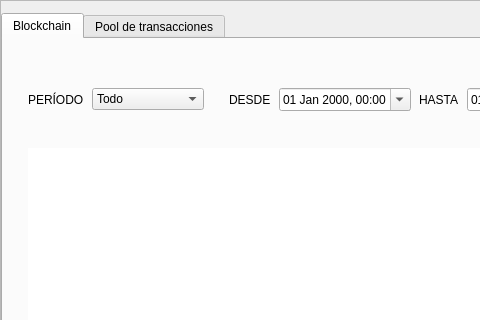
Above: src/Gui/BlockchainExplorer/BlockExplorerFrame.ui from SebastianBar/nanicoinwallet before the change; both pictures show x 0 to 480 and y 0 to 320 of the 950 by 627 pixel window. Below: the same form after it.
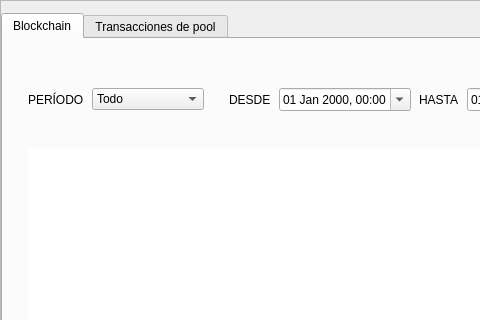
That is the form after the change. Custom widgets are drawn as their Qt base class.

Patch:
```diff
--- a/src/Gui/BlockchainExplorer/BlockExplorerFrame.ui
+++ b/src/Gui/BlockchainExplorer/BlockExplorerFrame.ui
@@ -477,7 +477,7 @@
      </widget>
      <widget class="QWidget" name="m_transactionPoolTab">
       <attribute name="title">
-       <string>Pool de transacciones</string>
+       <string>Transacciones de pool</string>
       </attribute>
       <layout class="QVBoxLayout" name="verticalLayout_3">
        <property name="spacing">
```
